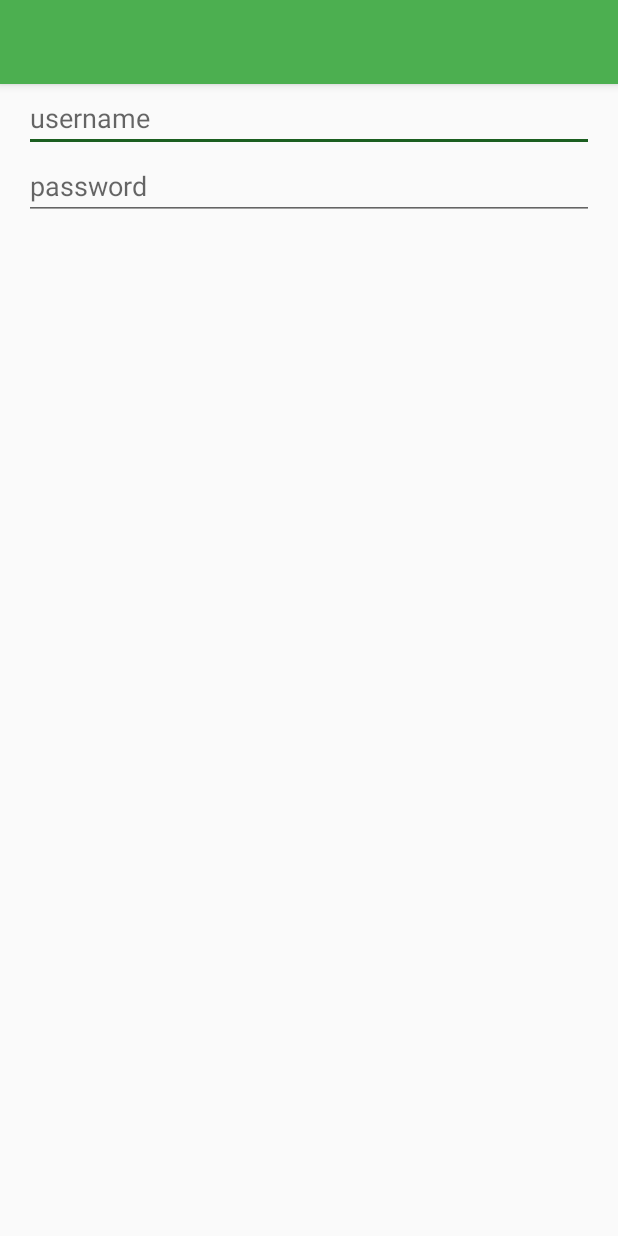
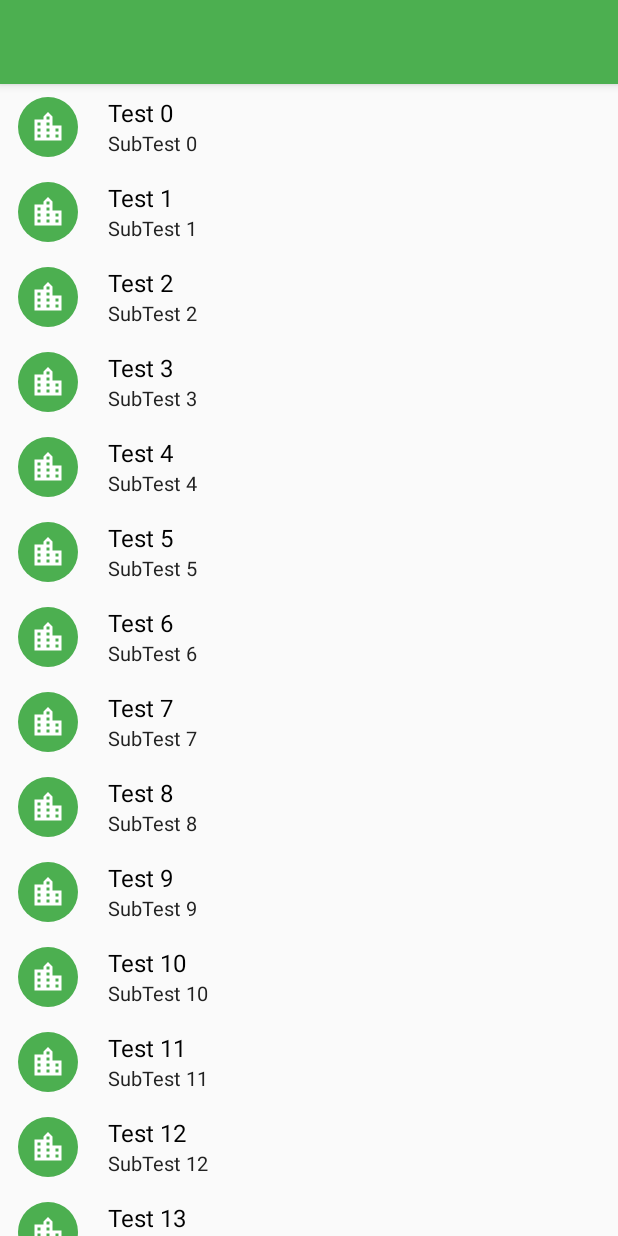
Before and after one commit to thenracker/hackathon, an Android app: the screen it shows after launch (LoginActivity before the commit, DashboardActivity after it), on a phone screen of 412 x 824 dp. Run offline under Robolectric (Android 15) with nearby library versions, the phone set to English and light mode, and no system bars; our stand-ins replace ButterKnife; libraries missing offline, so code that uses them is left out: com.dropbox.core; 1 statement that could not run was skipped.

Commit message:
Hotový backend dashboardu

```diff
--- a/app/build.gradle
+++ b/app/build.gradle
@@ -50,11 +50,12 @@ dependencies {
     compile 'com.squareup.retrofit2:retrofit:2.3.0'
     compile 'com.squareup.retrofit2:converter-gson:2.0.2'
     compile 'com.squareup.okhttp3:logging-interceptor:3.8.0'
-    compile 'com.jakewharton:butterknife:8.4.0'
     compile 'com.github.bumptech.glide:glide:3.7.0'
     compile 'org.greenrobot:eventbus:3.0.0'
 
     compile 'com.dropbox.core:dropbox-core-sdk:3.0.5'
+    compile 'com.jakewharton:butterknife:8.8.1'
+    annotationProcessor 'com.jakewharton:butterknife-compiler:8.8.1'
 
     testCompile 'junit:junit:4.12'
 }
--- a/app/src/main/AndroidManifest.xml
+++ b/app/src/main/AndroidManifest.xml
@@ -10,13 +10,17 @@
         android:supportsRtl="true"
         android:theme="@style/AppTheme">
 
-        <activity android:name=".login.LoginActivity" android:theme="@style/AppTheme.NoActionBar">
+        <activity android:name=".login.LoginActivity" android:theme="@style/AppTheme.NoActionBar"
+            android:noHistory="true">
             <intent-filter>
                 <action android:name="android.intent.action.MAIN" />
                 <category android:name="android.intent.category.LAUNCHER" />
             </intent-filter>
         </activity>
 
+        <activity android:name=".dashboard.DashboardActivity"
+            android:theme="@style/AppTheme.NoActionBar" />
+
     </application>
 
 </manifest>
--- a/app/src/main/java/cz/koci/hackathon/dashboard/DashboardActivity.java
+++ b/app/src/main/java/cz/koci/hackathon/dashboard/DashboardActivity.java
@@ -1,10 +1,29 @@
 package cz.koci.hackathon.dashboard;
 
+import android.os.Bundle;
+import android.support.annotation.Nullable;
 import android.support.v7.app.AppCompatActivity;
+
+import cz.koci.hackathon.R;
+import cz.koci.hackathon.login.LoginFragment;
+import cz.koci.hackathon.shared.BaseActivity;
 
 /**
  * Created by petrw on 25.10.2017.
  */
 
-public class DashboardActivity extends AppCompatActivity {
+public class DashboardActivity extends BaseActivity {
+
+    @Override
+    protected int getLayoutResId() {
+        return R.layout.activity_main;
+    }
+
+    @Override
+    protected void onCreate(@Nullable Bundle savedInstanceState) {
+        super.onCreate(savedInstanceState);
+        if (savedInstanceState == null){
+            getSupportFragmentManager().beginTransaction().replace(R.id.container, DashboardFragment.newInstance()).commit();
+        }
+    }
 }
--- /dev/null
+++ b/app/src/main/java/cz/koci/hackathon/dashboard/DashboardFragment.java
@@ -0,0 +1,86 @@
+package cz.koci.hackathon.dashboard;
+
+import android.os.Bundle;
+import android.support.annotation.Nullable;
+import android.support.v7.widget.LinearLayoutManager;
+import android.support.v7.widget.RecyclerView;
+import android.view.LayoutInflater;
+import android.view.View;
+import android.view.ViewGroup;
+import android.widget.TextView;
+
+import butterknife.BindView;
+import butterknife.ButterKnife;
+import cz.koci.hackathon.R;
+import cz.koci.hackathon.shared.BaseFragment;
+
+/**
+ * Created by petrw on 25.10.2017.
+ */
+
+public class DashboardFragment extends BaseFragment {
+
+    @BindView(R.id.recyclerView)
+    RecyclerView recyclerView;
+
+    DashboardRecyclerAdapter adapter;
+
+    public static DashboardFragment newInstance() {
+        Bundle args = new Bundle();
+        DashboardFragment fragment = new DashboardFragment();
+        fragment.setArguments(args);
+        return fragment;
+    }
+
+    @Override
+    protected int getLayoutResId() {
+        return R.layout.fragment_dashboard;
+    }
+
+    @Override
+    public void onViewCreated(View view, @Nullable Bundle savedInstanceState) {
+        super.onViewCreated(view, savedInstanceState);
+        adapter = new DashboardRecyclerAdapter();
+        recyclerView.setLayoutManager(new LinearLayoutManager(getContext()));
+        recyclerView.setAdapter(adapter);
+    }
+
+    class DashboardRecyclerAdapter extends RecyclerView.Adapter<DashboardRecyclerAdapter.ViewHolder> {
+
+        public DashboardRecyclerAdapter() {
+            //todo
+        }
+
+        @Override
+        public ViewHolder onCreateViewHolder(ViewGroup parent, int viewType) {
+            View itemView = LayoutInflater.from(getContext()).inflate(R.layout.item_dashboard, parent, false);
+            return new ViewHolder(itemView);
+        }
+
+        @Override
+        public void onBindViewHolder(ViewHolder holder, int position) {
+            holder.nameTextView.setText("Test " + position);
+            holder.subNameTextView.setText("SubTest " + position);
+        }
+
+        @Override
+        public int getItemCount() {
+            return 50;
+        }
+
+        class ViewHolder extends RecyclerView.ViewHolder{
+
+            @BindView(R.id.nameTextView)
+            protected TextView nameTextView;
+            @BindView(R.id.subNameTextView)
+            protected TextView subNameTextView;
+
+            public ViewHolder(View itemView) {
+                super(itemView);
+                ButterKnife.bind(this, itemView);
+            }
+
+
+        }
+    }
+}
--- a/app/src/main/java/cz/koci/hackathon/login/LoginFragment.java
+++ b/app/src/main/java/cz/koci/hackathon/login/LoginFragment.java
@@ -1,5 +1,6 @@
 package cz.koci.hackathon.login;
 
+import android.content.Intent;
 import android.os.Bundle;
 import android.support.annotation.Nullable;
 import android.support.v4.app.Fragment;
@@ -9,6 +10,7 @@ import android.view.ViewGroup;
 
 import butterknife.ButterKnife;
 import cz.koci.hackathon.R;
+import cz.koci.hackathon.dashboard.DashboardActivity;
 import cz.koci.hackathon.shared.BaseFragment;
 
 /**
@@ -28,4 +30,13 @@ public class LoginFragment extends BaseFragment {
     protected int getLayoutResId() {
         return R.layout.fragment_login;
     }
+
+    @Override
+    public void onViewCreated(View view, @Nullable Bundle savedInstanceState) {
+        super.onViewCreated(view, savedInstanceState);
+        Intent intent = new Intent(getActivity(), DashboardActivity.class);
+        intent.setFlags(Intent.FLAG_ACTIVITY_CLEAR_TOP);
+        intent.setFlags(Intent.FLAG_ACTIVITY_NEW_TASK);
+        startActivity(intent);
+    }
 }
--- /dev/null
+++ b/app/src/main/res/drawable/green_oval.xml
@@ -0,0 +1,9 @@
+<?xml version="1.0" encoding="utf-8"?>
+<shape xmlns:android="http://schemas.android.com/apk/res/android"
+    android:shape="oval"
+    >
+
+    <solid
+        android:color="@color/colorPrimary"/>
+
+</shape>
--- /dev/null
+++ b/app/src/main/res/drawable/ic_city_white_24_px.xml
@@ -0,0 +1,16 @@
+<?xml version="1.0" encoding="utf-8"?>
+<vector xmlns:android="http://schemas.android.com/apk/res/android"
+    android:width="24dp"
+    android:height="24dp"
+    android:viewportHeight="24"
+    android:viewportWidth="24">
+
+    <path
+        android:fillType="evenOdd"
+        android:pathData="M0 0h24v24H0z" />
+    <path
+        android:fillColor="#FFF"
+        android:pathData="M15 11V5l-3-3-3 3v2H3v14h18V11h-6zm-8 8H5v-2h2v2zm0-4H5v-2h2v2zm0-4H5V9h2v2zm6
+8h-2v-2h2v2zm0-4h-2v-2h2v2zm0-4h-2V9h2v2zm0-4h-2V5h2v2zm6
+12h-2v-2h2v2zm0-4h-2v-2h2v2z" />
+</vector>
--- /dev/null
+++ b/app/src/main/res/drawable/ic_city_white_circle_green_24px.xml
@@ -0,0 +1,14 @@
+<?xml version="1.0" encoding="utf-8"?>
+<layer-list xmlns:android="http://schemas.android.com/apk/res/android">
+
+    <item android:drawable="@drawable/green_oval"
+        android:width="40dp"
+        android:height="40dp"/>
+
+    <item android:drawable="@drawable/ic_city_white_24_px"
+        android:left="8dp"
+        android:top="8dp"
+        android:height="24dp"
+        android:width="24dp"/>
+
+</layer-list>
--- /dev/null
+++ b/app/src/main/res/layout/fragment_dashboard.xml
@@ -0,0 +1,31 @@
+<?xml version="1.0" encoding="utf-8"?>
+<android.support.design.widget.CoordinatorLayout android:layout_height="match_parent"
+    android:layout_width="match_parent"
+    xmlns:android="http://schemas.android.com/apk/res/android"
+    xmlns:tools="http://schemas.android.com/tools">
+
+    <android.support.design.widget.AppBarLayout
+        android:id="@+id/app_bar"
+        android:layout_width="match_parent"
+        android:layout_height="wrap_content"
+        android:theme="@style/AppTheme">
+
+        <android.support.v7.widget.Toolbar
+            android:id="@+id/toolbar"
+            android:layout_width="match_parent"
+            android:layout_height="?attr/actionBarSize"
+            />
+
+    </android.support.design.widget.AppBarLayout>
+
+    <android.support.v7.widget.RecyclerView
+        android:id="@+id/recyclerView"
+        android:layout_width="match_parent"
+        android:layout_height="match_parent"
+        android:clipToPadding="false"
+        android:layout_marginTop="?attr/actionBarSize"
+        android:paddingLeft="8dp"
+        tools:listitem="@layout/item_dashboard"
+        />
+
+</android.support.design.widget.CoordinatorLayout>
--- /dev/null
+++ b/app/src/main/res/layout/item_dashboard.xml
@@ -0,0 +1,47 @@
+<?xml version="1.0" encoding="utf-8"?>
+<android.support.constraint.ConstraintLayout xmlns:android="http://schemas.android.com/apk/res/android"
+    xmlns:app="http://schemas.android.com/apk/res-auto"
+    android:layout_width="match_parent"
+    android:layout_height="wrap_content"
+    android:paddingBottom="8dp"
+    android:paddingLeft="4dp"
+    android:paddingRight="8dp"
+    android:paddingTop="8dp"
+    android:clickable="true"
+    android:background="?attr/selectableItemBackground"
+    android:orientation="vertical">
+
+    <ImageView
+        android:id="@+id/imageView"
+        android:layout_width="40dp"
+        android:layout_height="40dp"
+        android:src="@drawable/ic_city_white_circle_green_24px"
+        app:layout_constraintBottom_toBottomOf="parent"
+        app:layout_constraintLeft_toLeftOf="parent"
+        app:layout_constraintTop_toTopOf="parent" />
+
+    <TextView
+        android:id="@+id/nameTextView"
+        android:layout_width="wrap_content"
+        android:layout_height="wrap_content"
+        android:layout_gravity="center_vertical"
+        android:layout_marginLeft="20dp"
+        android:textColor="@color/textPrimary"
+        android:textSize="16sp"
+        app:layout_constraintBottom_toTopOf="@+id/subNameTextView"
+        app:layout_constraintLeft_toRightOf="@+id/imageView"
+        app:layout_constraintTop_toTopOf="parent"
+        app:layout_constraintVertical_chainStyle="packed" />
+
+    <TextView
+        android:id="@+id/subNameTextView"
+        android:layout_width="wrap_content"
+        android:layout_height="wrap_content"
+        android:layout_gravity="center_vertical"
+        android:textColor="@color/textSecondary"
+        android:textSize="13sp"
+        app:layout_constraintBottom_toBottomOf="parent"
+        app:layout_constraintLeft_toLeftOf="@+id/nameTextView"
+        app:layout_constraintTop_toBottomOf="@id/nameTextView" />
+
+</android.support.constraint.ConstraintLayout>
--- a/app/src/main/res/values/colors.xml
+++ b/app/src/main/res/values/colors.xml
@@ -3,4 +3,6 @@
     <color name="colorPrimary">#4CAF50</color>
     <color name="colorPrimaryDark">#2E7D32</color>
     <color name="colorAccent">#1B5E20</color>
+    <color name="textPrimary">#000</color>
+    <color name="textSecondary">#222</color>
 </resources>
```
